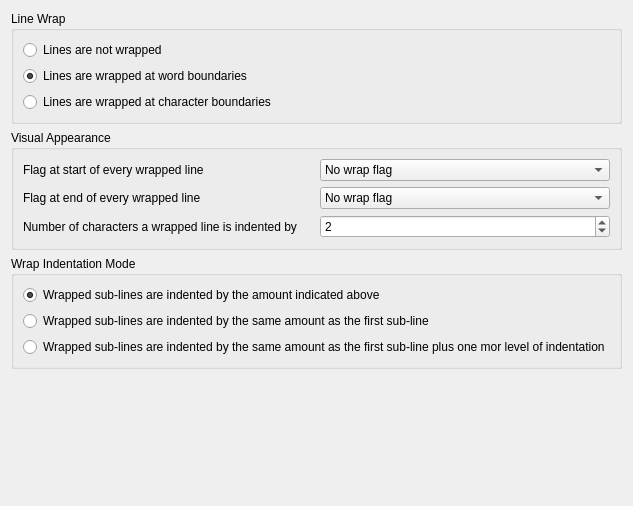
Above: Qitom/ui/widgetPropConsoleWrap.ui from itom-project/itom before the change. Below: the same form after it.
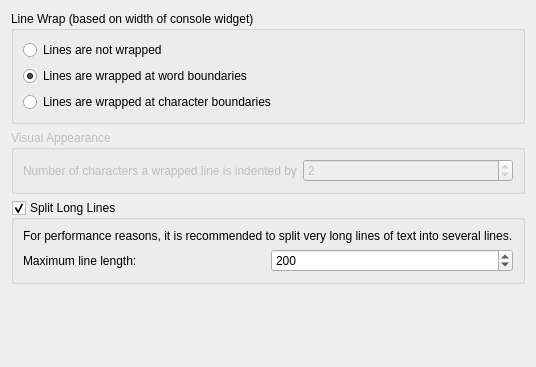
That is the form after the change.

Commit message: console widget: line wrapping enabled + long text lines can be split into smaller parts for better rendering performance (recommended, enabled per default)

Diff of the .ui file:
```diff
--- a/Qitom/ui/widgetPropConsoleWrap.ui
+++ b/Qitom/ui/widgetPropConsoleWrap.ui
@@ -6,8 +6,8 @@
    <rect>
     <x>0</x>
     <y>0</y>
-    <width>611</width>
-    <height>506</height>
+    <width>482</width>
+    <height>367</height>
    </rect>
   </property>
   <property name="windowTitle">
@@ -17,7 +17,7 @@
    <item>
     <widget class="QGroupBox" name="groupLineWrap">
      <property name="title">
-      <string>Line Wrap</string>
+      <string>Line Wrap (based on width of console widget)</string>
      </property>
      <layout class="QVBoxLayout" name="verticalLayout">
       <item>
@@ -49,70 +49,21 @@
    </item>
    <item>
     <widget class="QGroupBox" name="groupVisualFlags">
+     <property name="enabled">
+      <bool>false</bool>
+     </property>
      <property name="title">
       <string>Visual Appearance</string>
      </property>
      <layout class="QGridLayout" name="gridLayout">
       <item row="0" column="0">
-       <widget class="QLabel" name="label">
-        <property name="text">
-         <string>Flag at start of every wrapped line</string>
-        </property>
-       </widget>
-      </item>
-      <item row="0" column="1">
-       <widget class="QComboBox" name="comboFlagStart">
-        <item>
-         <property name="text">
-          <string>No wrap flag</string>
-         </property>
-        </item>
-        <item>
-         <property name="text">
-          <string>Wrap flag displayed by the text</string>
-         </property>
-        </item>
-        <item>
-         <property name="text">
-          <string>Wrap flag displayed by the border</string>
-         </property>
-        </item>
-       </widget>
-      </item>
-      <item row="1" column="0">
-       <widget class="QLabel" name="label_2">
-        <property name="text">
-         <string>Flag at end of every wrapped line</string>
-        </property>
-       </widget>
-      </item>
-      <item row="1" column="1">
-       <widget class="QComboBox" name="comboFlagEnd">
-        <item>
-         <property name="text">
-          <string>No wrap flag</string>
-         </property>
-        </item>
-        <item>
-         <property name="text">
-          <string>Wrap flag displayed by the text</string>
-         </property>
-        </item>
-        <item>
-         <property name="text">
-          <string>Wrap flag displayed by the border</string>
-         </property>
-        </item>
-       </widget>
-      </item>
-      <item row="2" column="0">
        <widget class="QLabel" name="label_3">
         <property name="text">
          <string>Number of characters a wrapped line is indented by</string>
         </property>
        </widget>
       </item>
-      <item row="2" column="1">
+      <item row="0" column="1">
        <widget class="QSpinBox" name="spinFlagIndent">
         <property name="maximumSize">
          <size>
@@ -131,32 +82,48 @@
    <item>
     <widget class="QGroupBox" name="groupWrapIndentMode">
      <property name="title">
-      <string>Wrap Indentation Mode</string>
+      <string>Split Long Lines</string>
+     </property>
+     <property name="checkable">
+      <bool>true</bool>
      </property>
      <layout class="QVBoxLayout" name="verticalLayout_2">
       <item>
-       <widget class="QRadioButton" name="radioIndentMode1">
+       <widget class="QLabel" name="label">
         <property name="text">
-         <string>Wrapped sub-lines are indented by the amount indicated above</string>
+         <string>For performance reasons, it is recommended to split very long lines of text into several lines.</string>
         </property>
-        <property name="checked">
-         <bool>true</bool>
-        </property>
        </widget>
       </item>
       <item>
-       <widget class="QRadioButton" name="radioIndentMode2">
-        <property name="text">
-         <string>Wrapped sub-lines are indented by the same amount as the first sub-line</string>
-        </property>
-       </widget>
-      </item>
-      <item>
-       <widget class="QRadioButton" name="radioIndentMode3">
-        <property name="text">
-         <string>Wrapped sub-lines are indented by the same amount as the first sub-line plus one mor level of indentation</string>
-        </property>
-       </widget>
+       <layout class="QHBoxLayout" name="horizontalLayout">
+        <item>
+         <widget class="QLabel" name="label_4">
+          <property name="text">
+           <string>Maximum line length:</string>
+          </property>
+         </widget>
+        </item>
+        <item>
+         <widget class="QSpinBox" name="spinMaxLineLength">
+          <property name="maximumSize">
+           <size>
+            <width>16777215</width>
+            <height>16777214</height>
+           </size>
+          </property>
+          <property name="minimum">
+           <number>10</number>
+          </property>
+          <property name="maximum">
+           <number>10000</number>
+          </property>
+          <property name="value">
+           <number>200</number>
+          </property>
+         </widget>
+        </item>
+       </layout>
       </item>
      </layout>
     </widget>
```
Left out of the diff: 2 changed lines with no effect on the pictures. The commit also changes 4 other files.
